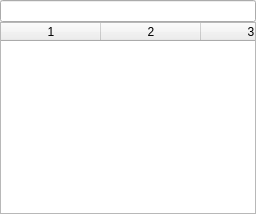
First picture: the form in folderpanel.ui, repository miyabi-satoh/Gefu, before the edit.
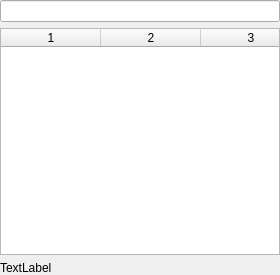
Second picture: the form after the edit.

The edit to the form file:
```diff
--- a/folderpanel.ui
+++ b/folderpanel.ui
@@ -6,8 +6,8 @@
    <rect>
     <x>0</x>
     <y>0</y>
-    <width>256</width>
-    <height>214</height>
+    <width>280</width>
+    <height>275</height>
    </rect>
   </property>
   <property name="sizePolicy">
@@ -20,9 +20,6 @@
    <string>Form</string>
   </property>
   <layout class="QVBoxLayout" name="verticalLayout">
-   <property name="spacing">
-    <number>0</number>
-   </property>
    <property name="leftMargin">
     <number>0</number>
    </property>
@@ -87,6 +84,19 @@
      <column/>
     </widget>
    </item>
+   <item>
+    <widget class="QLabel" name="label">
+     <property name="sizePolicy">
+      <sizepolicy hsizetype="Expanding" vsizetype="Fixed">
+       <horstretch>0</horstretch>
+       <verstretch>0</verstretch>
+      </sizepolicy>
+     </property>
+     <property name="text">
+      <string>TextLabel</string>
+     </property>
+    </widget>
+   </item>
   </layout>
  </widget>
  <tabstops>
```
